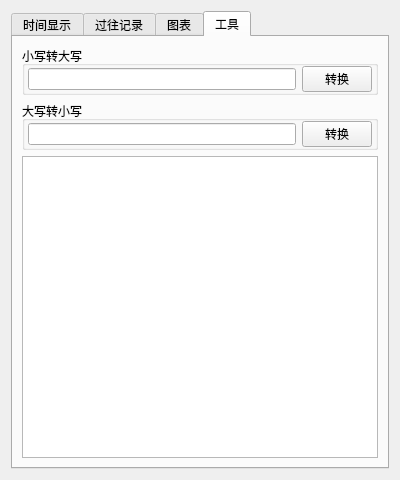
Old version of the form widget.ui in the repository dashao643/WorkClock.
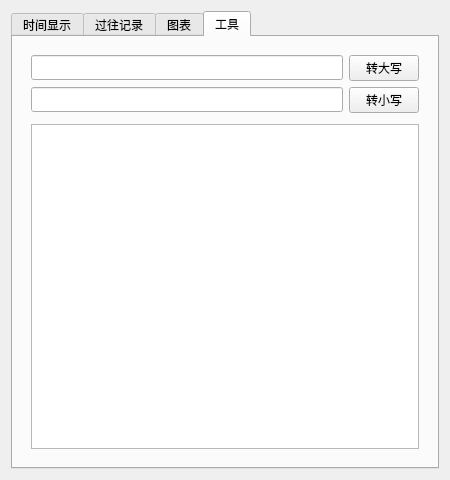
New version of the form. The open tabs and pages were chosen to show the change.

```diff
--- a/widget.ui
+++ b/widget.ui
@@ -6,7 +6,7 @@
    <rect>
     <x>0</x>
     <y>0</y>
-    <width>400</width>
+    <width>450</width>
     <height>480</height>
    </rect>
   </property>
@@ -16,8 +16,29 @@
   <layout class="QHBoxLayout" name="horizontalLayout_4">
    <item>
     <widget class="QTabWidget" name="tabWidget">
+     <property name="tabPosition">
+      <enum>QTabWidget::TabPosition::North</enum>
+     </property>
+     <property name="tabShape">
+      <enum>QTabWidget::TabShape::Rounded</enum>
+     </property>
      <property name="currentIndex">
-      <number>2</number>
+      <number>3</number>
+     </property>
+     <property name="elideMode">
+      <enum>Qt::TextElideMode::ElideNone</enum>
+     </property>
+     <property name="usesScrollButtons">
+      <bool>true</bool>
+     </property>
+     <property name="documentMode">
+      <bool>false</bool>
+     </property>
+     <property name="movable">
+      <bool>false</bool>
+     </property>
+     <property name="tabBarAutoHide">
+      <bool>false</bool>
      </property>
      <widget class="QWidget" name="tabTime">
       <attribute name="title">
@@ -395,32 +416,27 @@
       </attribute>
       <layout class="QVBoxLayout" name="verticalLayout_3">
        <item>
-        <widget class="QGroupBox" name="groupBox">
-         <property name="title">
-          <string>小写转大写</string>
-         </property>
-         <layout class="QHBoxLayout" name="horizontalLayout_6">
-          <property name="leftMargin">
-           <number>3</number>
-          </property>
-          <property name="topMargin">
-           <number>0</number>
-          </property>
-          <property name="rightMargin">
-           <number>3</number>
-          </property>
+        <widget class="QWidget" name="widget" native="true">
+         <layout class="QGridLayout" name="gridLayout_2">
           <property name="bottomMargin">
-           <number>0</number>
+           <number>5</number>
           </property>
-          <item>
-           <widget class="QLineEdit" name="lineEditToUpper"/>
+          <item row="0" column="0">
+           <widget class="QLineEdit" name="lineEditToUpper">
+            <property name="minimumSize">
+             <size>
+              <width>0</width>
+              <height>25</height>
+             </size>
+            </property>
+           </widget>
           </item>
-          <item>
+          <item row="0" column="1">
            <widget class="QPushButton" name="btn_toUpper">
             <property name="minimumSize">
              <size>
               <width>70</width>
-              <height>0</height>
+              <height>25</height>
              </size>
             </property>
             <property name="maximumSize">
@@ -430,40 +446,26 @@
              </size>
             </property>
             <property name="text">
-             <string>转换</string>
+             <string>转大写</string>
             </property>
            </widget>
           </item>
-         </layout>
-        </widget>
-       </item>
-       <item>
-        <widget class="QGroupBox" name="groupBox_2">
-         <property name="title">
-          <string>大写转小写</string>
-         </property>
-         <layout class="QHBoxLayout" name="horizontalLayout_7">
-          <property name="leftMargin">
-           <number>3</number>
-          </property>
-          <property name="topMargin">
-           <number>0</number>
-          </property>
-          <property name="rightMargin">
-           <number>3</number>
-          </property>
-          <property name="bottomMargin">
-           <number>0</number>
-          </property>
-          <item>
-           <widget class="QLineEdit" name="lineEditRemove"/>
+          <item row="1" column="0">
+           <widget class="QLineEdit" name="lineEditRemove">
+            <property name="minimumSize">
+             <size>
+              <width>0</width>
+              <height>25</height>
+             </size>
+            </property>
+           </widget>
           </item>
-          <item>
+          <item row="1" column="1">
            <widget class="QPushButton" name="btn_toLower">
             <property name="minimumSize">
              <size>
               <width>70</width>
-              <height>0</height>
+              <height>25</height>
              </size>
             </property>
             <property name="maximumSize">
@@ -473,7 +475,7 @@
              </size>
             </property>
             <property name="text">
-             <string>转换</string>
+             <string>转小写</string>
             </property>
            </widget>
           </item>
@@ -481,7 +483,16 @@
         </widget>
        </item>
        <item>
-        <widget class="QTextEdit" name="textEdit"/>
+        <widget class="QWidget" name="widget_6" native="true">
+         <layout class="QHBoxLayout" name="horizontalLayout_6">
+          <property name="topMargin">
+           <number>0</number>
+          </property>
+          <item>
+           <widget class="QTextEdit" name="textEdit"/>
+          </item>
+         </layout>
+        </widget>
        </item>
       </layout>
      </widget>
```
Left out of the diff: 30 changed lines with no effect on the pictures.
